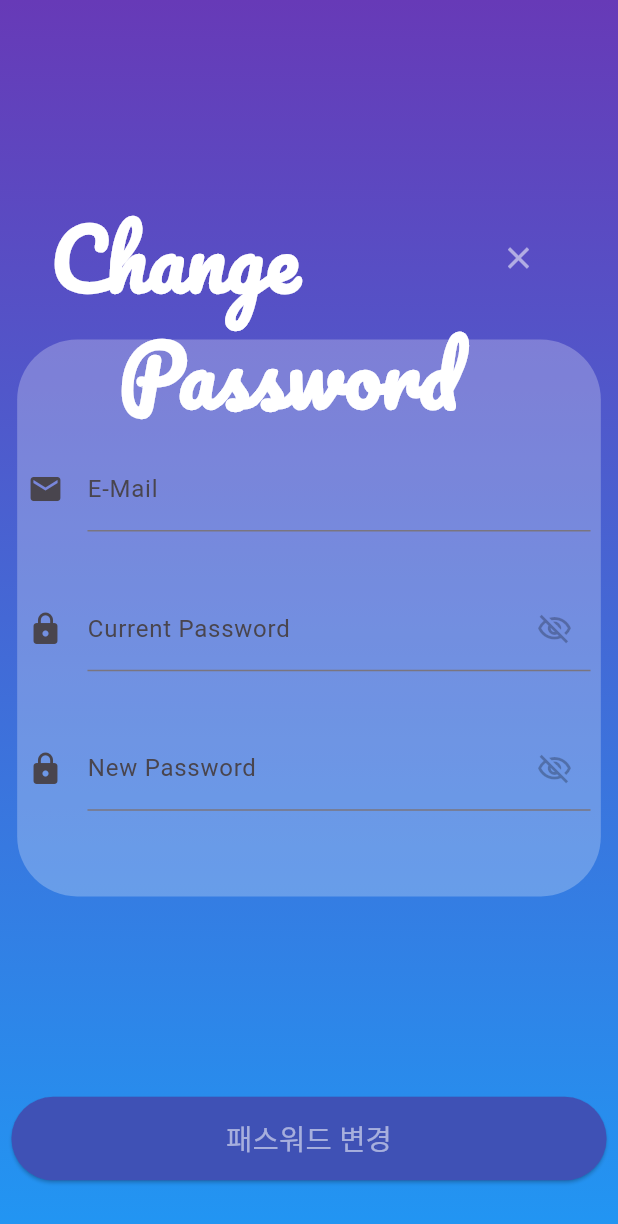
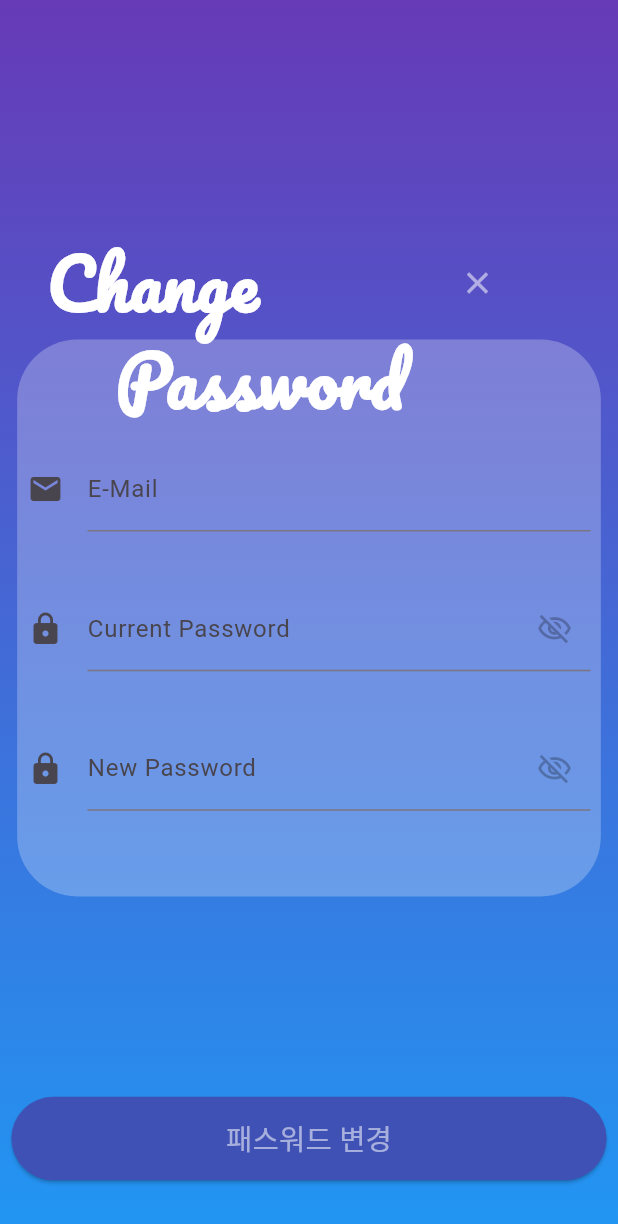
Before and after one commit to maccreyLim/Navi-Diary, a Flutter app: the ChangePasswordScreen screen opened directly, on a phone screen of 412 x 824 dp. Shown: the top 1224 px of the screen. Run offline on Flutter 3.47's test engine with Material 3 defaults, Android fonts, the phone set to English and light mode, and no system bars; our stand-ins replace cloud_firestore, firebase_auth, firebase_core, firebase_storage, flutter_image_compress, flutter_screenutil and 5 more; missing offline and left inert: flutter_email_sender; accounts and stored records are empty.

```diff
--- a/lib/scr/change_password_screen.dart
+++ b/lib/scr/change_password_screen.dart
@@ -54,7 +54,7 @@
           children: [
             //네이밍
             Positioned(
-              top: 360.h,
+              top: 420.h,
               left: 50.w,
               child: Column(
                 mainAxisAlignment: MainAxisAlignment.start,
@@ -71,7 +71,7 @@
                               Text(
                                 ' Change',
                                 style: GoogleFonts.pacifico(
-                                  fontSize: 54,
+                                  fontSize: 120.sp,
                                   color: Colors.white,
                                   fontWeight: FontWeight.bold,
                                 ),
@@ -97,7 +97,7 @@
                               Text(
                                 ' Password',
                                 style: GoogleFonts.pacifico(
-                                  fontSize: 54,
+                                  fontSize: 120.sp,
                                   color: Colors.white,
                                   fontWeight: FontWeight.bold,
                                 ),
--- a/lib/scr/create_diary_screen.dart
+++ b/lib/scr/create_diary_screen.dart
@@ -223,13 +223,14 @@
                   crossAxisAlignment: CrossAxisAlignment.start,
                   children: [
                     Text(
-                      'Write a diary',
+                      'Write Diary',
                       style: GoogleFonts.pacifico(
-                        fontSize: 150.sp,
+                        fontSize: 120.sp,
                         color: Colors.white,
                         fontWeight: FontWeight.bold,
                       ),
                     ),
+                    SizedBox(width: 200.w),
                     IconButton(
                       onPressed: () {
                         Get.off(() => const HomeScreen());
--- a/lib/scr/find_password_screen.dart
+++ b/lib/scr/find_password_screen.dart
@@ -4,7 +4,6 @@
 import 'package:google_fonts/google_fonts.dart';
 import 'package:navi_diary/controller/auth_controller.dart';
 import 'package:navi_diary/scr/login_screen.dart';
-import 'package:navi_diary/scr/setting_screen.dart';
 import 'package:navi_diary/widget/show_toast.dart';
 
 class FindPasswordScreen extends StatelessWidget {
```
Also changed, not shown: lib/scr/release_setting_screen.dart (+6 -6 lines), 1 other file.
